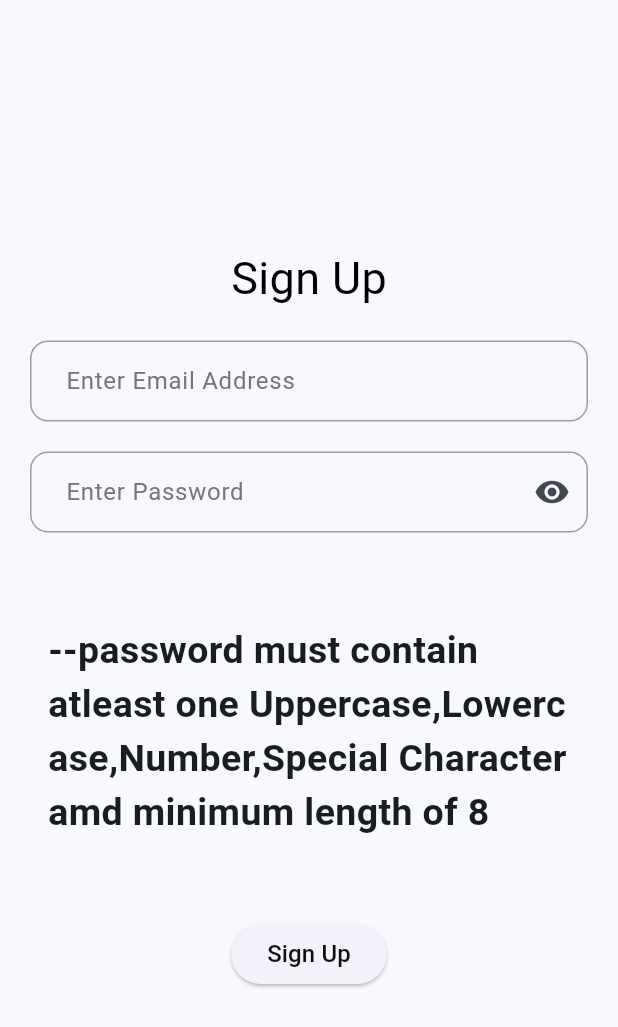
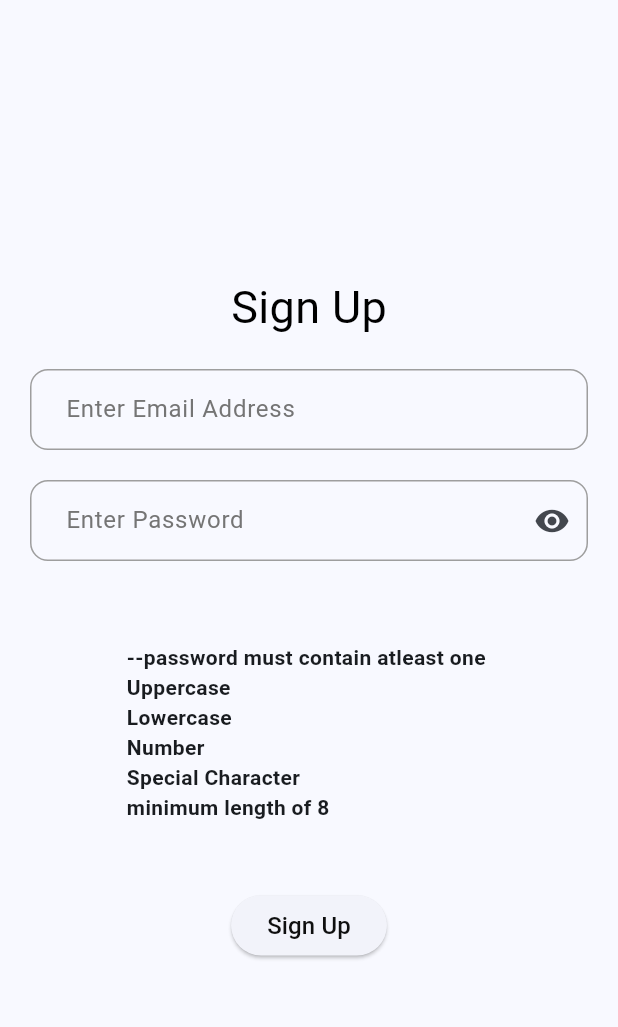
Before and after one commit to BRL-TRAINEES/Arjun_app, a Flutter app: the screen it shows after launch, after a tap on "Sign Up with Email", on a phone screen of 412 x 824 dp. Shown: the top 1027 px of the screen. Run offline on Flutter 3.47's test engine with Material 3 defaults, Android fonts, the phone set to English and light mode, and no system bars; our stand-ins replace firebase_auth, firebase_core, get, google_sign_in; accounts and stored records are empty.

```diff
--- a/lib/main.dart
+++ b/lib/main.dart
@@ -1,5 +1,4 @@
 import 'package:arjun_app/screens/wrapper.dart';
-import 'package:firebase_app_check/firebase_app_check.dart';
 import 'package:firebase_core/firebase_core.dart';
 import 'package:flutter/material.dart';
 import 'package:get/get.dart';
--- a/lib/screens/EmailPassword.dart
+++ b/lib/screens/EmailPassword.dart
@@ -69,12 +69,12 @@ class _EmailSignUpState extends State<EmailSignUp> {
                   ),
                 ),
                 const Padding(
-                  padding: EdgeInsets.all(32),
+                  padding: EdgeInsets.all(25),
                   child: Center(
                     child: Text(
-                      "--password must contain atleast one Uppercase,Lowercase,Number,Special Character amd minimum length of 8 ",
+                      "--password must contain atleast one \nUppercase\nLowercase\nNumber\nSpecial Character\nminimum length of 8 ",
                       style: TextStyle(
-                        fontSize: 25,
+                        fontSize: 14,
                         fontWeight: FontWeight.bold,
                       ),
                     ),
--- a/lib/screens/loginScreen.dart
+++ b/lib/screens/loginScreen.dart
@@ -1,6 +1,5 @@
 import 'package:arjun_app/screens/EmailLogin.dart';
 import 'package:arjun_app/screens/EmailPassword.dart';
-import 'package:arjun_app/screens/PhoneNum.dart';
 import 'package:arjun_app/screens/forgot.dart';
 import 'package:firebase_auth/firebase_auth.dart';
 import 'package:flutter/material.dart';
@@ -28,7 +27,14 @@ class _LogInScreenState extends State<LogInScreen> {
 
   @override
   Widget build(BuildContext context) {
-    return Scaffold(
+    return Container(
+      decoration: BoxDecoration(
+        image: DecorationImage(
+          image: AssetImage('assets/1.jpg'),
+          fit: BoxFit.cover,
+        ),
+      ),
+      child: Scaffold(
         appBar: AppBar(
           title: const Text("sign up / login Options "),
         ),
@@ -48,13 +54,13 @@ class _LogInScreenState extends State<LogInScreen> {
                 onPressed: (() => Get.to(EmailSignIn())),
                 child: const Text("Login with Email"),
               ),
-            SizedBox(
-              height: 35,
-            ),
-            ElevatedButton(
-              onPressed: (() => Get.to(Phonenum())),
-              child: const Text("phone sign in"),
-            ),
+              // SizedBox(
+              //   height: 35,
+              // ),
+              // ElevatedButton(
+              //   onPressed: (() => Get.to(Phonenum())),
+              //   child: const Text("phone sign in"),
+              // ),
               SizedBox(
                 height: 35,
               ),
@@ -72,6 +78,7 @@ class _LogInScreenState extends State<LogInScreen> {
             ],
           ),
         )),
+      ),
     );
   }
 }
--- a/lib/screens/verify.dart
+++ b/lib/screens/verify.dart
@@ -1,7 +1,7 @@
-import 'package:arjun_app/screens/wrapper.dart';
 import 'package:flutter/material.dart';
 import 'package:firebase_auth/firebase_auth.dart';
 import 'package:get/get.dart';
+import 'EmailLogin.dart';
 
 class Verification extends StatefulWidget {
   const Verification({super.key});
@@ -33,7 +33,7 @@ class _VerificationState extends State<Verification> {
   reload() async {
     await FirebaseAuth.instance.currentUser!
         .reload()
-        .then((onValue) => {Get.offAll(Wrapper())});
+        .then((onValue) => {Get.offAll(EmailSignIn())});
   }
 
   @override
--- a/pubspec.yaml
+++ b/pubspec.yaml
@@ -60,8 +60,8 @@ flutter:
   # the material Icons class.
   uses-material-design: true
   # To add assets to your application, add an assets section, like this:
-  # assets:
-  #   - images/a_dot_burr.jpeg
+  assets:
+    - assets/
   #   - images/a_dot_ham.jpeg
   # An image asset can refer to one or more resolution-specific "variants", see
   # https://flutter.dev/to/resolution-aware-images
```
Also changed, not shown: lib/screens/EmailLogin.dart (+7 -7 lines), lib/screens/PhoneNum.dart (+82 -82 lines), lib/screens/otpauth.dart (+68 -68 lines), assets/1.jpg (added), 1 other file. Lines whose indentation alone changed are shown as unchanged.
